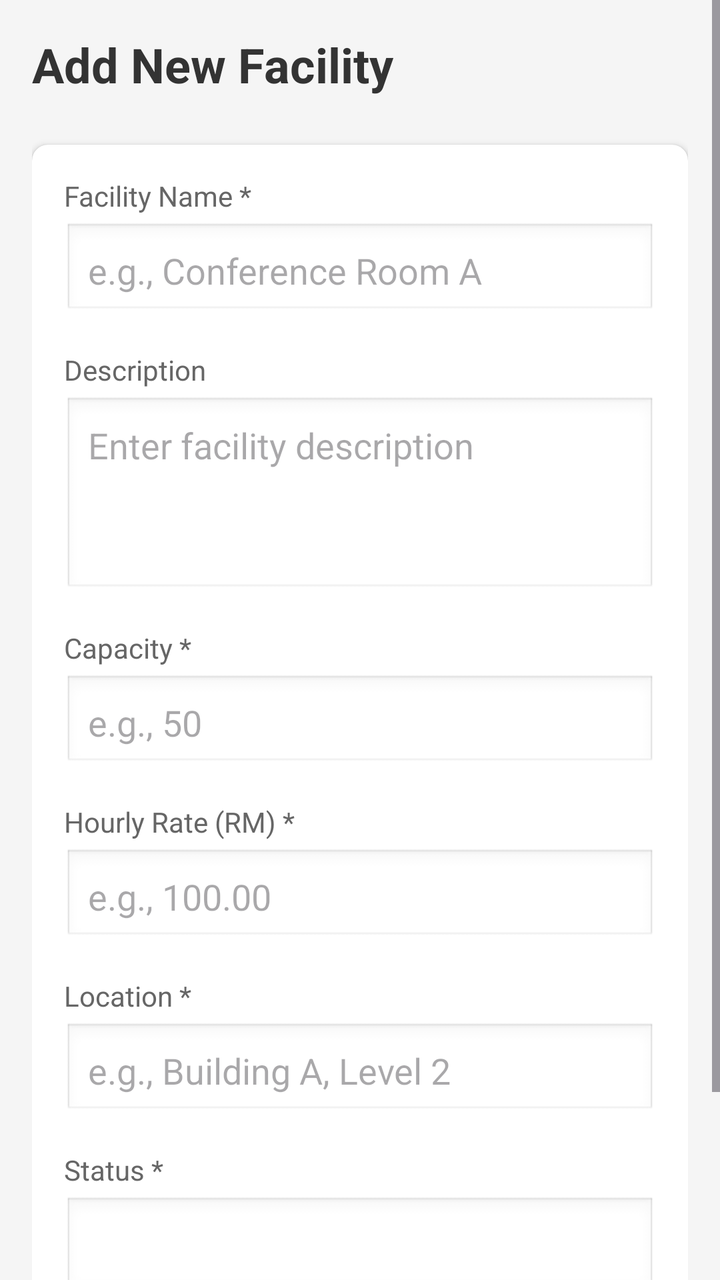
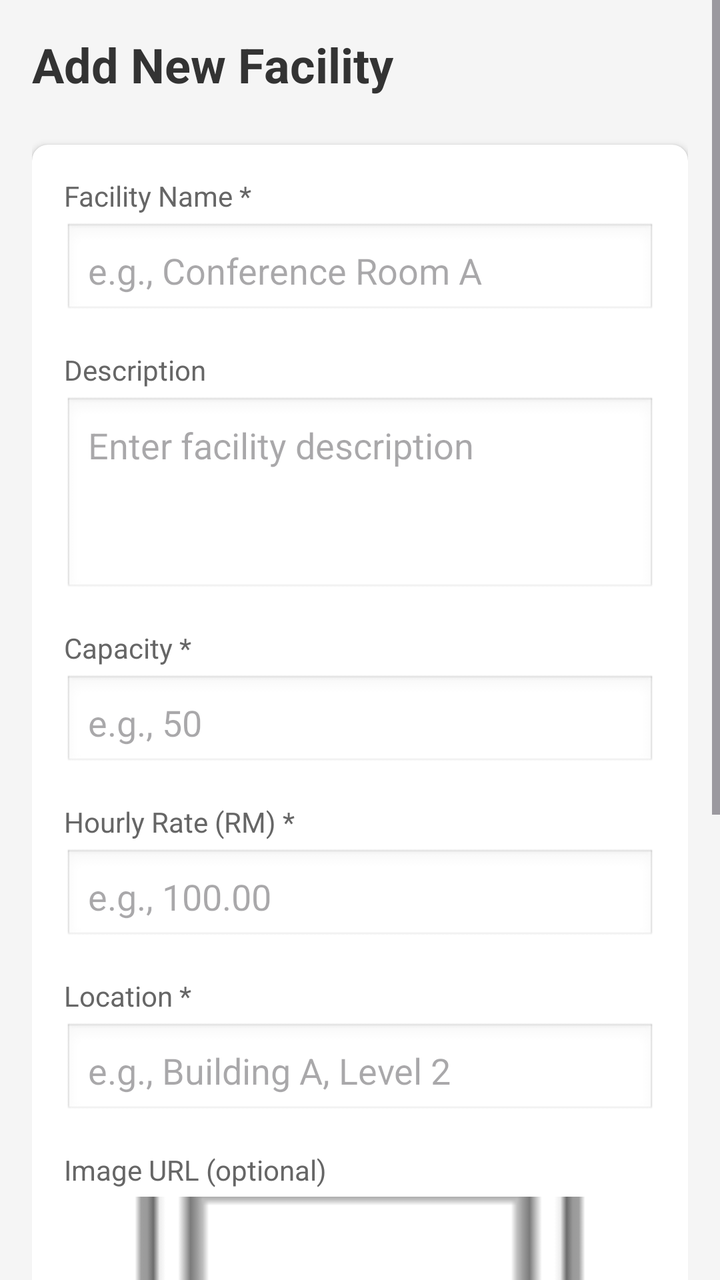

Compare the two renders of this Android layout. The source of the first and the diff that turns it into the second are given below.
<!-- AndroidManifest.xml: application theme Theme.FacilityBooking -->
<!-- res/layout/activity_add_facility.xml -->
<?xml version="1.0" encoding="utf-8"?>
<ScrollView xmlns:android="http://schemas.android.com/apk/res/android"
    xmlns:app="http://schemas.android.com/apk/res-auto"
    xmlns:tools="http://schemas.android.com/tools"
    android:layout_width="match_parent"
    android:layout_height="match_parent"
    android:background="#F5F5F5"
    android:fillViewport="true"
    tools:context=".AddFacilityActivity">

    <LinearLayout
        android:layout_width="match_parent"
        android:layout_height="wrap_content"
        android:orientation="vertical"
        android:padding="16dp">

        
        <TextView
            android:id="@+id/tvTitle"
            android:layout_width="wrap_content"
            android:layout_height="wrap_content"
            android:text="Add New Facility"
            android:textSize="24sp"
            android:textStyle="bold"
            android:textColor="#333333"
            android:layout_marginBottom="24dp" />

        
        <androidx.cardview.widget.CardView
            android:layout_width="match_parent"
            android:layout_height="wrap_content"
            app:cardCornerRadius="8dp"
            app:cardElevation="2dp"
            android:layout_marginBottom="16dp">

            <LinearLayout
                android:layout_width="match_parent"
                android:layout_height="wrap_content"
                android:orientation="vertical"
                android:padding="16dp">

                
                <TextView
                    android:layout_width="wrap_content"
                    android:layout_height="wrap_content"
                    android:text="Facility Name *"
                    android:textSize="14sp"
                    android:textColor="#666666"
                    android:layout_marginBottom="4dp" />

                <EditText
                    android:id="@+id/edtFacilityName"
                    android:layout_width="match_parent"
                    android:layout_height="48dp"
                    android:hint="e.g., Conference Room A"
                    android:padding="12dp"
                    android:background="@android:drawable/edit_text"
                    android:inputType="text"
                    android:layout_marginBottom="16dp" />

                
                <TextView
                    android:layout_width="wrap_content"
                    android:layout_height="wrap_content"
                    android:text="Description"
                    android:textSize="14sp"
                    android:textColor="#666666"
                    android:layout_marginBottom="4dp" />

                <EditText
                    android:id="@+id/edtDescription"
                    android:layout_width="match_parent"
                    android:layout_height="100dp"
                    android:hint="Enter facility description"
                    android:gravity="top|start"
                    android:padding="12dp"
                    android:background="@android:drawable/edit_text"
                    android:inputType="textMultiLine"
                    android:maxLines="4"
                    android:layout_marginBottom="16dp" />

                
                <TextView
                    android:layout_width="wrap_content"
                    android:layout_height="wrap_content"
                    android:text="Capacity *"
                    android:textSize="14sp"
                    android:textColor="#666666"
                    android:layout_marginBottom="4dp" />

                <EditText
                    android:id="@+id/edtCapacity"
                    android:layout_width="match_parent"
                    android:layout_height="48dp"
                    android:hint="e.g., 50"
                    android:padding="12dp"
                    android:background="@android:drawable/edit_text"
                    android:inputType="number"
                    android:layout_marginBottom="16dp" />

                
                <TextView
                    android:layout_width="wrap_content"
                    android:layout_height="wrap_content"
                    android:text="Hourly Rate (RM) *"
                    android:textSize="14sp"
                    android:textColor="#666666"
                    android:layout_marginBottom="4dp" />

                <EditText
                    android:id="@+id/edtHourlyRate"
                    android:layout_width="match_parent"
                    android:layout_height="48dp"
                    android:hint="e.g., 100.00"
                    android:padding="12dp"
                    android:background="@android:drawable/edit_text"
                    android:inputType="numberDecimal"
                    android:layout_marginBottom="16dp" />

                
                <TextView
                    android:layout_width="wrap_content"
                    android:layout_height="wrap_content"
                    android:text="Location *"
                    android:textSize="14sp"
                    android:textColor="#666666"
                    android:layout_marginBottom="4dp" />

                <EditText
                    android:id="@+id/edtLocation"
                    android:layout_width="match_parent"
                    android:layout_height="48dp"
                    android:hint="e.g., Building A, Level 2"
                    android:padding="12dp"
                    android:background="@android:drawable/edit_text"
                    android:inputType="text"
                    android:layout_marginBottom="16dp" />

                
                <TextView
                    android:layout_width="wrap_content"
                    android:layout_height="wrap_content"
                    android:text="Status *"
                    android:textSize="14sp"
                    android:textColor="#666666"
                    android:layout_marginBottom="4dp" />

                <Spinner
                    android:id="@+id/spinnerStatus"
                    android:layout_width="match_parent"
                    android:layout_height="48dp"
                    android:background="@android:drawable/edit_text"
                    android:padding="12dp" />

            </LinearLayout>

        </androidx.cardview.widget.CardView>

        
        <LinearLayout
            android:layout_width="match_parent"
            android:layout_height="wrap_content"
            android:orientation="horizontal"
            android:gravity="center">

            <Button
                android:id="@+id/btnCancel"
                android:layout_width="0dp"
                android:layout_height="56dp"
                android:layout_weight="1"
                android:text="Cancel"
                android:textSize="16sp"
                android:backgroundTint="#9E9E9E"
                android:layout_marginEnd="8dp" />

            <Button
                android:id="@+id/btnSave"
                android:layout_width="0dp"
                android:layout_height="56dp"
                android:layout_weight="1"
                android:text="Save Facility"
                android:textSize="16sp"
                android:layout_marginStart="8dp" />

        </LinearLayout>

    </LinearLayout>

</ScrollView>
<!-- resources referenced by this layout -->
<resources>
  <style name="Theme.FacilityBooking" parent="Base.Theme.FacilityBooking" />
  <style name="Base.Theme.FacilityBooking" parent="Theme.Material3.DayNight.NoActionBar">
          
          
      </style>
</resources>

<!-- the commit's change to res/layout/activity_add_facility.xml (unified diff, before → after) -->
@@ -140,6 +140,32 @@
                 <TextView
                     android:layout_width="wrap_content"
                     android:layout_height="wrap_content"
+                    android:text="Image URL (optional)"
+                    android:textSize="14sp"
+                    android:textColor="#666666"
+                    android:layout_marginBottom="4dp" />
+
+                <ImageView
+                    android:id="@+id/ivImagePreview"
+                    android:layout_width="match_parent"
+                    android:layout_height="160dp"
+                    android:scaleType="centerCrop"
+                    android:src="@android:drawable/ic_menu_gallery"
+                    android:contentDescription="Image preview"
+                    android:layout_marginBottom="8dp"
+                    android:visibility="visible" />
+
+                <Button
+                    android:id="@+id/btnChooseImage"
+                    android:layout_width="match_parent"
+                    android:layout_height="48dp"
+                    android:text="Choose Image"
+                    android:layout_marginBottom="16dp" />
+
+                
+                <TextView
+                    android:layout_width="wrap_content"
+                    android:layout_height="wrap_content"
                     android:text="Status *"
                     android:textSize="14sp"
                     android:textColor="#666666"
